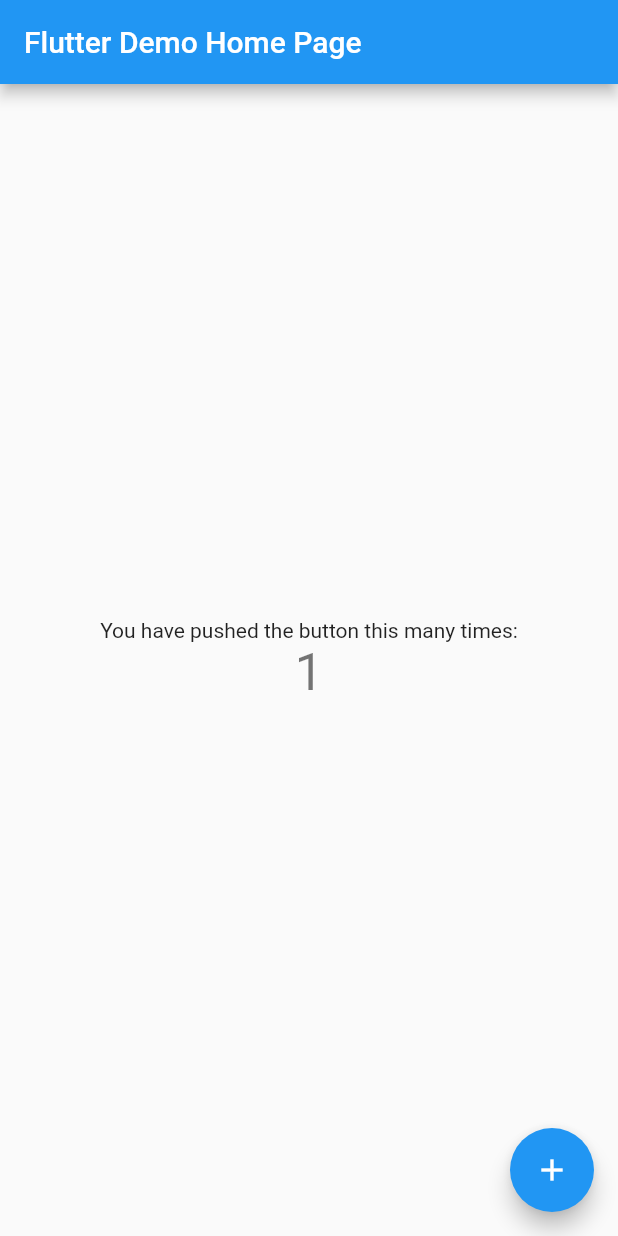
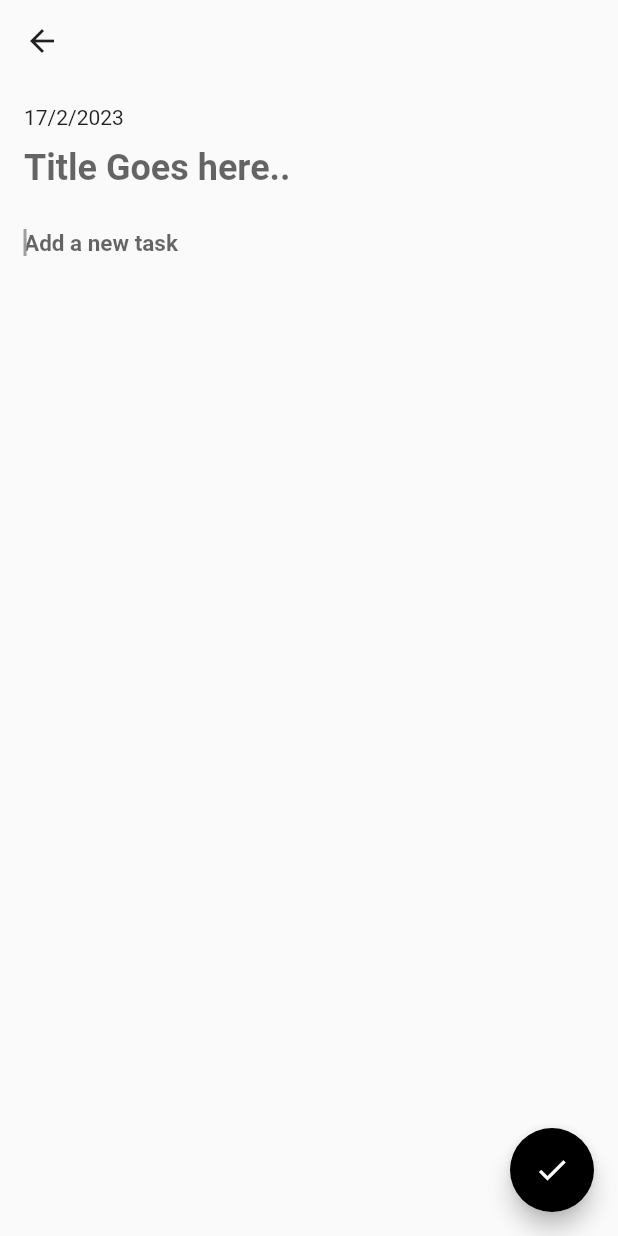
Before and after one commit to farhantw/TodoApp, a Flutter app: the screen it shows after launch, after a tap on the "add" icon, on a phone screen of 412 x 824 dp. Run offline on Flutter 3.47's test engine with Material 2 defaults, Android fonts, the phone set to English and light mode, and no system bars; our stand-ins replace flutter_slidable, hive, hive_flutter; accounts and stored records are empty.

Commit message:
update code

```diff
--- /dev/null
+++ b/lib/constants/todo_style.dart
@@ -0,0 +1,25 @@
+import 'package:flutter/material.dart';
+
+class ToDoStyle {
+  static const fontWeight400FontSize36 =
+      TextStyle(fontSize: 36, fontWeight: FontWeight.w400);
+  static const fontWeight400FontSize12 =
+      TextStyle(fontSize: 12, fontWeight: FontWeight.w100);
+
+  static const fontWeight100FontSize14 =
+      TextStyle(fontSize: 14, fontWeight: FontWeight.w100);
+  static const fontWeight400FontSize15 =
+      TextStyle(fontSize: 15, fontWeight: FontWeight.w400);
+  static const fontWeight600FontSize16 =
+      TextStyle(fontSize: 16, fontWeight: FontWeight.w600);
+  static const fontWeight600FontSize24 =
+      TextStyle(fontSize: 24, fontWeight: FontWeight.w600);
+  static const titleDecoration = InputDecoration(
+      border: InputBorder.none,
+      hintText: "Title Goes here..",
+      hintStyle: TextStyle(fontSize: 24, fontWeight: FontWeight.w600));
+  static const newtaskDecoration = InputDecoration(
+      border: InputBorder.none,
+      hintText: "Add a new task",
+      hintStyle: TextStyle(fontSize: 15, fontWeight: FontWeight.w600));
+}
--- /dev/null
+++ b/lib/data/database.dart
@@ -0,0 +1,26 @@
+import 'package:hive/hive.dart';
+
+class ToDoDataBase {
+  List toDoList = [];
+
+  // reference our box
+  final _myBox = Hive.box('mybox');
+
+  // run this method if this is the 1st time ever opening this app
+  void createInitialData() {
+    toDoList = [
+      ["Make Tutorial", "demo", "demo"],
+      ["Do Exercise", "demo", "demo"],
+    ];
+  }
+
+  // load the data from database
+  void loadData() {
+    toDoList = _myBox.get("TODOLIST");
+  }
+
+  // update the database
+  void updateDataBase() {
+    _myBox.put("TODOLIST", toDoList);
+  }
+}
--- a/lib/main.dart
+++ b/lib/main.dart
@@ -1,6 +1,16 @@
 import 'package:flutter/material.dart';
+import 'package:hive/hive.dart';
+import 'package:hive_flutter/hive_flutter.dart';
 
-void main() {
+import 'package:hive_flutter/adapters.dart';
+import 'package:todoapp/screens/home_screen.dart';
+
+void main() async {
+  await Hive.initFlutter();
+
+  // open a box
+  var box = await Hive.openBox('mybox');
+
   runApp(const MyApp());
 }
 
@@ -11,105 +21,12 @@ class MyApp extends StatelessWidget {
   @override
   Widget build(BuildContext context) {
     return MaterialApp(
-      title: 'Flutter Demo',
+      debugShowCheckedModeBanner: false,
+      title: 'Todo App',
       theme: ThemeData(
-        // This is the theme of your application.
-        //
-        // Try running your application with "flutter run". You'll see the
-        // application has a blue toolbar. Then, without quitting the app, try
-        // changing the primarySwatch below to Colors.green and then invoke
-        // "hot reload" (press "r" in the console where you ran "flutter run",
-        // or simply save your changes to "hot reload" in a Flutter IDE).
-        // Notice that the counter didn't reset back to zero; the application
-        // is not restarted.
-        primarySwatch: Colors.blue,
+        primarySwatch: Colors.grey,
       ),
-      home: const MyHomePage(title: 'Flutter Demo Home Page'),
+      home: const HomePage(),
     );
   }
 }
-
-class MyHomePage extends StatefulWidget {
-  const MyHomePage({super.key, required this.title});
-
-  // This widget is the home page of your application. It is stateful, meaning
-  // that it has a State object (defined below) that contains fields that affect
-  // how it looks.
-
-  // This class is the configuration for the state. It holds the values (in this
-  // case the title) provided by the parent (in this case the App widget) and
-  // used by the build method of the State. Fields in a Widget subclass are
-  // always marked "final".
-
-  final String title;
-
-  @override
-  State<MyHomePage> createState() => _MyHomePageState();
-}
-
-class _MyHomePageState extends State<MyHomePage> {
-  int _counter = 0;
-
-  void _incrementCounter() {
-    setState(() {
-      // This call to setState tells the Flutter framework that something has
-      // changed in this State, which causes it to rerun the build method below
-      // so that the display can reflect the updated values. If we changed
-      // _counter without calling setState(), then the build method would not be
-      // called again, and so nothing would appear to happen.
-      _counter++;
-    });
-  }
-
-  @override
-  Widget build(BuildContext context) {
-    // This method is rerun every time setState is called, for instance as done
-    // by the _incrementCounter method above.
-    //
-    // The Flutter framework has been optimized to make rerunning build methods
-    // fast, so that you can just rebuild anything that needs updating rather
-    // than having to individually change instances of widgets.
-    return Scaffold(
-      appBar: AppBar(
-        // Here we take the value from the MyHomePage object that was created by
-        // the App.build method, and use it to set our appbar title.
-        title: Text(widget.title),
-      ),
-      body: Center(
-        // Center is a layout widget. It takes a single child and positions it
-        // in the middle of the parent.
-        child: Column(
-          // Column is also a layout widget. It takes a list of children and
-          // arranges them vertically. By default, it sizes itself to fit its
-          // children horizontally, and tries to be as tall as its parent.
-          //
-          // Invoke "debug painting" (press "p" in the console, choose the
-          // "Toggle Debug Paint" action from the Flutter Inspector in Android
-          // Studio, or the "Toggle Debug Paint" command in Visual Studio Code)
-          // to see the wireframe for each widget.
-          //
-          // Column has various properties to control how it sizes itself and
-          // how it positions its children. Here we use mainAxisAlignment to
-          // center the children vertically; the main axis here is the vertical
-          // axis because Columns are vertical (the cross axis would be
-          // horizontal).
-          mainAxisAlignment: MainAxisAlignment.center,
-          children: <Widget>[
-            const Text(
-              'You have pushed the button this many times:',
-            ),
-            Text(
-              '$_counter',
-              style: Theme.of(context).textTheme.headline4,
-            ),
-          ],
-        ),
-      ),
-      floatingActionButton: FloatingActionButton(
-        onPressed: _incrementCounter,
-        tooltip: 'Increment',
-        child: const Icon(Icons.add),
-      ), // This trailing comma makes auto-formatting nicer for build methods.
-    );
-  }
-}
--- /dev/null
+++ b/lib/screens/home_screen.dart
@@ -0,0 +1,124 @@
+import 'package:flutter/material.dart';
+import 'package:hive/hive.dart';
+import 'package:todoapp/utils/todo_tile.dart';
+
+import '../constants/todo_style.dart';
+import '../data/database.dart';
+import '../utils/dialog_box.dart';
+
+class HomePage extends StatefulWidget {
+  const HomePage({super.key});
+
+  @override
+  State<HomePage> createState() => _HomePageState();
+}
+
+class _HomePageState extends State<HomePage> {
+  // reference the hive box
+  final _myBox = Hive.box('mybox');
+  ToDoDataBase db = ToDoDataBase();
+  var date = DateTime.now();
+
+  @override
+  void initState() {
+    // if this is the 1st time ever openin the app, then create default data
+    if (_myBox.get("TODOLIST") == null) {
+      db.createInitialData();
+    } else {
+      // there already exists data
+      db.loadData();
+    }
+
+    super.initState();
+  }
+
+  // text controller
+  final _todocontroller = TextEditingController();
+  final _titlecontroller = TextEditingController();
+
+  // save new task
+  void saveNewTask() {
+    setState(() {
+      print(db.toDoList);
+      db.toDoList.add([
+        _titlecontroller.text,
+        _todocontroller.text,
+        "${date.day}/${date.month}/${date.year}"
+      ]);
+      _todocontroller.clear();
+      _titlecontroller.clear();
+    });
+    Navigator.of(context).pop();
+    db.updateDataBase();
+  }
+
+  // create a new task
+  createNewTask() {
+    return Navigator.push(
+        context,
+        MaterialPageRoute(
+            builder: (context) => DialogBox(
+                  titlecontroller: _titlecontroller,
+                  todocontroller: _todocontroller,
+                  onSave: saveNewTask,
+                )));
+  }
+
+  // delete task
+  void deleteTask(int index) {
+    setState(() {
+      db.toDoList.removeAt(index);
+    });
+    db.updateDataBase();
+  }
+
+  @override
+  Widget build(BuildContext context) {
+    return Scaffold(
+      floatingActionButton: FloatingActionButton(
+        backgroundColor: Colors.black,
+        onPressed: createNewTask,
+        child: Icon(
+          Icons.add,
+          color: Colors.white,
+        ),
+      ),
+      body: Padding(
+        padding: const EdgeInsets.symmetric(horizontal: 15),
+        child: Column(
+          crossAxisAlignment: CrossAxisAlignment.start,
+          children: [
+            SizedBox(
+              height: 40.0,
+            ),
+            Text(
+              "All Notes",
+              style: ToDoStyle.fontWeight400FontSize36,
+            ),
+            SizedBox(
+              height: 3.0,
+            ),
+            Text(
+              "${db.toDoList.length} Notes",
+              style: ToDoStyle.fontWeight100FontSize14,
+            ),
+            Expanded(
+              child: ListView.builder(
+                itemCount: db.toDoList.length,
+                itemBuilder: (context, index) {
+                  return ToDoTile(
+                    taskName: db.toDoList[index][0],
+                    taskCompleted: db.toDoList[index][1],
+                    date: db.toDoList[index][2],
+                    index: index,
+                    deleteFunction: (context) => deleteTask(index),
+                  );
+                },
+              ),
+            ),
+          ],
+        ),
+      ),
+    );
+  }
+}
--- /dev/null
+++ b/lib/utils/dialog_box.dart
@@ -0,0 +1,97 @@
+import 'package:flutter/material.dart';
+import 'package:todoapp/constants/todo_style.dart';
+import 'package:todoapp/utils/my_button.dart';
+
+class DialogBox extends StatelessWidget {
+  final titlecontroller;
+  final todocontroller;
+  final int? index;
+  VoidCallback? onSave;
+
+  DialogBox({
+    super.key,
+    required this.titlecontroller,
+    required this.todocontroller,
+    this.onSave,
+    this.index,
+  });
+  final _formKey = GlobalKey<FormState>();
+  var date = DateTime.now();
+
+  @override
+  Widget build(BuildContext context) {
+    double width = MediaQuery.of(context).size.width;
+    double height = MediaQuery.of(context).size.height;
+    return Scaffold(
+      body: SafeArea(
+        child: SingleChildScrollView(
+          child: Form(
+            key: _formKey,
+            child: SingleChildScrollView(
+              child: Padding(
+                padding: const EdgeInsets.symmetric(horizontal: 16),
+                child: Column(
+                  crossAxisAlignment: CrossAxisAlignment.start,
+                  children: [
+                    SizedBox(
+                      height: 15,
+                    ),
+
+                    InkWell(
+                        onTap: (() {
+                          Navigator.pop(context);
+                        }),
+                        child: Icon(Icons.arrow_back)),
+
+                    SizedBox(
+                      height: 31,
+                    ),
+
+                    // get user input
+                    Text("${date.day}/${date.month}/${date.year}"),
+                    TextFormField(
+                        style: TextStyle(
+                            fontSize: 24, fontWeight: FontWeight.w600),
+                        maxLines: null,
+                        keyboardType: TextInputType.multiline,
+                        controller: titlecontroller,
+                        decoration: ToDoStyle.titleDecoration),
+                    Container(
+                      height: height,
+                      child: ConstrainedBox(
+                        constraints: BoxConstraints(
+                          maxHeight:
+                              height, //when it reach the max it will use scroll
+                          maxWidth: width,
+                        ),
+                        child: Expanded(
+                          child: TextFormField(
+                              style: ToDoStyle.fontWeight400FontSize15,
+                              scrollPadding: EdgeInsets.all(20.0),
+                              autofocus: true,
+                              keyboardType: TextInputType.multiline,
+                              maxLines: null,
+                              minLines: 1,
+                              controller: todocontroller,
+                              decoration: ToDoStyle.newtaskDecoration),
+                        ),
+                      ),
+                    ),
+                  ],
+                ),
+              ),
+            ),
+          ),
+        ),
+      ),
+      floatingActionButton: FloatingActionButton(
+        backgroundColor: Colors.black,
+        onPressed: onSave,
+        child: Icon(
+          Icons.check,
+          color: Colors.white,
+        ),
+      ),
+    );
+  }
+}
--- /dev/null
+++ b/lib/utils/todo_tile.dart
@@ -0,0 +1,90 @@
+import 'package:flutter/material.dart';
+import 'package:flutter_slidable/flutter_slidable.dart';
+import 'package:todoapp/constants/todo_style.dart';
+import 'package:todoapp/data/database.dart';
+import 'package:todoapp/utils/update_todo.dart';
+
+import 'dialog_box.dart';
+
+class ToDoTile extends StatefulWidget {
+  final String taskName;
+  final String taskCompleted;
+  final String date;
+  final int index;
+
+  Function(BuildContext)? deleteFunction;
+
+  ToDoTile({
+    super.key,
+    required this.taskName,
+    required this.date,
+    required this.taskCompleted,
+    required this.index,
+    required this.deleteFunction,
+  });
+
+  @override
+  State<ToDoTile> createState() => _ToDoTileState();
+}
+
+class _ToDoTileState extends State<ToDoTile> {
+  ToDoDataBase db = ToDoDataBase();
+  var date = DateTime.now();
+
+  @override
+  Widget build(BuildContext context) {
+    return Padding(
+      padding: const EdgeInsets.only(top: 12),
+      child: Slidable(
+        endActionPane: ActionPane(
+          motion: StretchMotion(),
+          children: [
+            SlidableAction(
+              onPressed: widget.deleteFunction,
+              icon: Icons.delete,
+              backgroundColor: Color(0xffF35D5D),
+              borderRadius: BorderRadius.circular(12),
+            )
+          ],
+        ),
+        child: InkWell(
+          onTap: (() {
+            Navigator.push(
+                context,
+                MaterialPageRoute(
+                    builder: (context) => UpdateToDo(
+                          index: widget.index,
+                          previousdate: widget.date,
+                          titlecontroller: widget.taskName,
+                          todocontroller: widget.taskCompleted,
+                          onCancel: () => Navigator.of(context).pop(),
+                        )));
+          }),
+          child: Container(
+            width: double.infinity,
+            padding: EdgeInsets.all(16),
+            decoration: BoxDecoration(
+              color: Color(0xffF4F4F4),
+              borderRadius: BorderRadius.circular(08),
+            ),
+            child: Column(
+              crossAxisAlignment: CrossAxisAlignment.start,
+              children: [
+                Text(widget.date, style: ToDoStyle.fontWeight400FontSize12),
+                SizedBox(
+                  height: 6,
+                ),
+                Text(widget.taskName, style: ToDoStyle.fontWeight600FontSize16),
+                SizedBox(
+                  height: 6,
+                ),
+                Text(widget.taskCompleted,
+                    style: ToDoStyle.fontWeight400FontSize15),
+              ],
+            ),
+          ),
+        ),
+      ),
+    );
+  }
+}
```
Also changed, not shown: lib/utils/my_button.dart (added, +20 -0 lines), lib/utils/update_todo.dart (added, +147 -0 lines), pubspec.yaml (+6 -17 lines), pubspec.lock, 10 other files.
